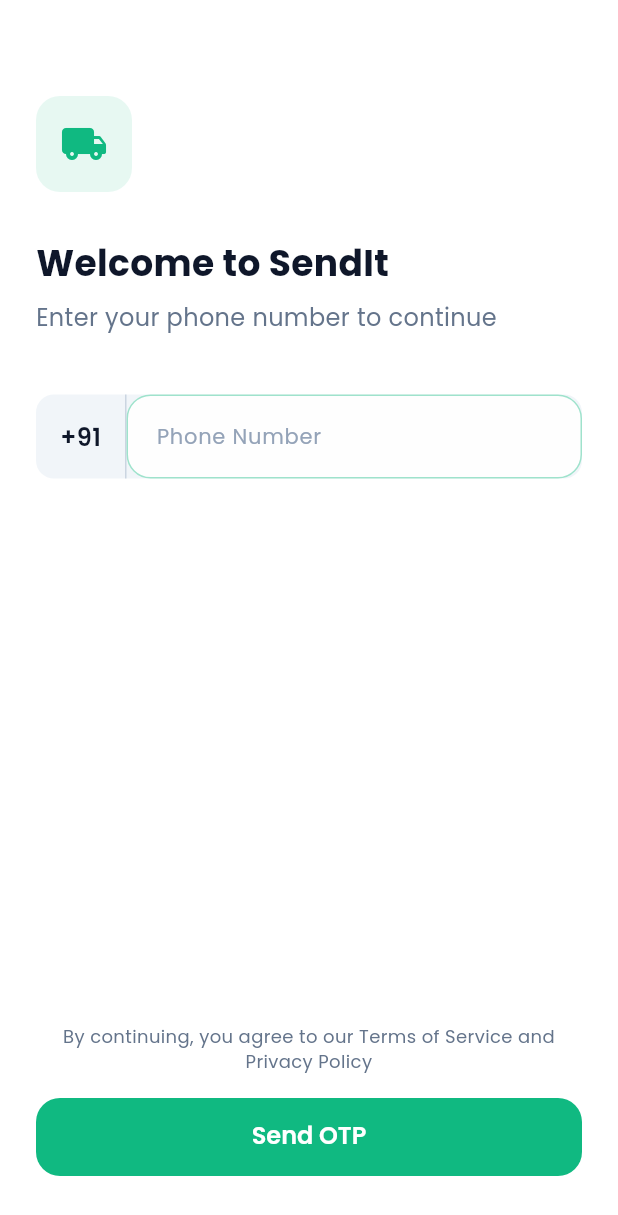
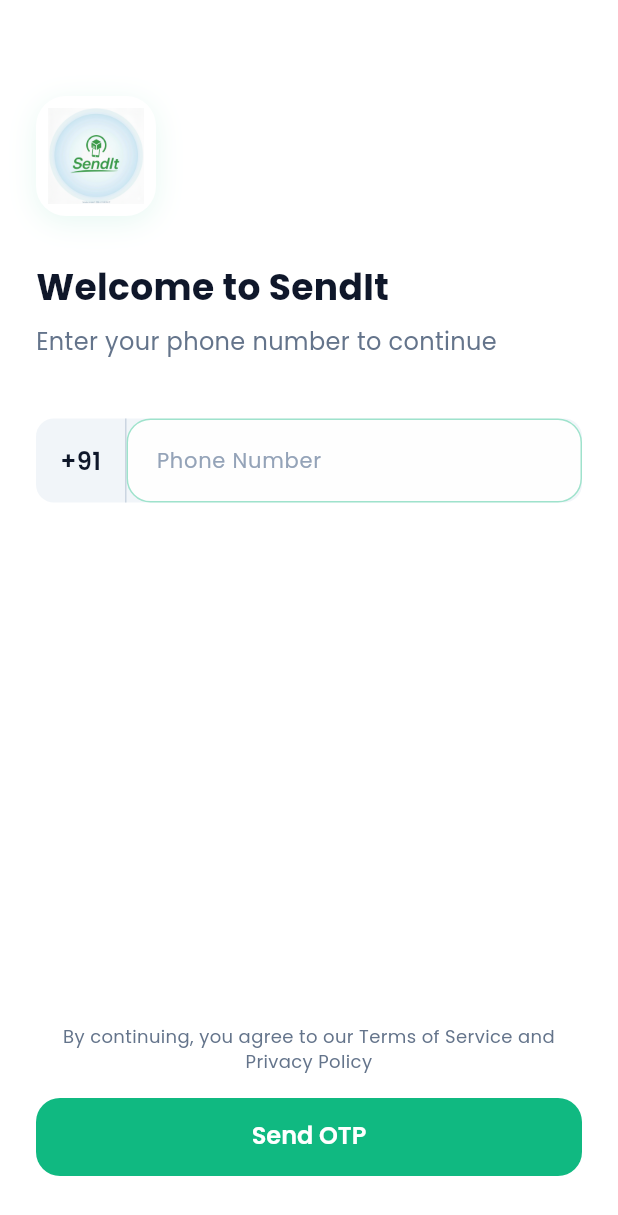
Before and after one commit to Nivs4796/SendIt, a Flutter app: the screen it shows after launch, after a tap on "Skip", on a phone screen of 412 x 824 dp. Shown: the top 1215 px of the screen. Run offline on Flutter 3.47's test engine with Material 3 defaults, Android fonts, the phone set to English and light mode, and no system bars; our stand-ins replace dio, flutter_spinkit, get, get_storage, google_fonts, pinput; accounts and stored records are empty.

Commit message:
feat(user-app): Add SendIt platform logo across auth screens
- Add logo.png to assets/images/
- Create AppAssets class for centralized asset paths
- Update SplashView with logo in glassmorphism container
- Update LoginView with logo instead of shipping icon
- Update OnboardingView first page with logo
- Configure pubspec.yaml to include assets folder

Co-Authored-By: Claude Opus 4.5 <noreply@anthropic.com>

```diff
--- /dev/null
+++ b/user_app/lib/app/core/constants/app_assets.dart
@@ -0,0 +1,22 @@
+/// SendIt User App Asset Paths
+class AppAssets {
+  AppAssets._();
+
+  // ============================================
+  // IMAGES
+  // ============================================
+  static const String _imagesPath = 'assets/images';
+
+  /// SendIt platform logo
+  static const String logo = '$_imagesPath/logo.png';
+
+  // ============================================
+  // ICONS (Future use)
+  // ============================================
+  static const String _iconsPath = 'assets/icons';
+
+  // ============================================
+  // ANIMATIONS (Future use)
+  // ============================================
+  static const String _animationsPath = 'assets/animations';
+}
--- a/user_app/lib/app/modules/auth/views/login_view.dart
+++ b/user_app/lib/app/modules/auth/views/login_view.dart
@@ -4,6 +4,7 @@ import 'package:get/get.dart';
 import '../../../core/theme/app_colors.dart';
 import '../../../core/theme/app_text_styles.dart';
 import '../../../core/constants/app_constants.dart';
+import '../../../core/constants/app_assets.dart';
 import '../controllers/auth_controller.dart';
 
 class LoginView extends GetView<AuthController> {
@@ -31,18 +32,25 @@ class LoginView extends GetView<AuthController> {
                 crossAxisAlignment: CrossAxisAlignment.start,
                 children: [
                   const SizedBox(height: 40),
-                  // Logo
+                  // SendIt Logo
                   Container(
-                    width: 64,
-                    height: 64,
+                    width: 80,
+                    height: 80,
                     decoration: BoxDecoration(
-                      color: AppColors.primary.withValues(alpha: 0.1),
-                      borderRadius: BorderRadius.circular(16),
+                      color: AppColors.white,
+                      borderRadius: BorderRadius.circular(20),
+                      boxShadow: [
+                        BoxShadow(
+                          color: AppColors.primary.withValues(alpha: 0.1),
+                          blurRadius: 16,
+                          offset: const Offset(0, 4),
+                        ),
+                      ],
                     ),
-                    child: const Icon(
-                      Icons.local_shipping_rounded,
-                      size: 32,
-                      color: AppColors.primary,
+                    padding: const EdgeInsets.all(8),
+                    child: Image.asset(
+                      AppAssets.logo,
+                      fit: BoxFit.contain,
                     ),
                   ),
                   const SizedBox(height: 32),
--- a/user_app/lib/app/modules/auth/views/onboarding_view.dart
+++ b/user_app/lib/app/modules/auth/views/onboarding_view.dart
@@ -2,6 +2,7 @@ import 'package:flutter/material.dart';
 import 'package:get/get.dart';
 import '../../../core/theme/app_colors.dart';
 import '../../../core/theme/app_text_styles.dart';
+import '../../../core/constants/app_assets.dart';
 import '../controllers/auth_controller.dart';
 
 class OnboardingView extends GetView<AuthController> {
@@ -14,16 +15,16 @@ class OnboardingView extends GetView<AuthController> {
 
     final pages = [
       _OnboardingPage(
-        icon: Icons.local_shipping_rounded,
-        title: 'Fast Delivery',
-        description: 'Get your packages delivered quickly and safely with our reliable delivery network.',
+        imagePath: AppAssets.logo,
+        title: 'Welcome to SendIt',
+        description: 'Your trusted partner for fast, reliable package delivery across the city.',
         color: AppColors.primary,
       ),
       _OnboardingPage(
         icon: Icons.location_on_rounded,
         title: 'Real-Time Tracking',
         description: 'Track your delivery in real-time and know exactly when it will arrive.',
-        color: AppColors.secondary,
+        color: AppColors.info,
       ),
       _OnboardingPage(
         icon: Icons.security_rounded,
@@ -111,13 +112,15 @@ class OnboardingView extends GetView<AuthController> {
 }
 
 class _OnboardingPage extends StatelessWidget {
-  final IconData icon;
+  final IconData? icon;
+  final String? imagePath;
   final String title;
   final String description;
   final Color color;
 
   const _OnboardingPage({
-    required this.icon,
+    this.icon,
+    this.imagePath,
     required this.title,
     required this.description,
     required this.color,
@@ -131,17 +134,25 @@ class _OnboardingPage extends StatelessWidget {
         mainAxisAlignment: MainAxisAlignment.center,
         children: [
           Container(
-            width: 160,
-            height: 160,
+            width: 180,
+            height: 180,
             decoration: BoxDecoration(
               color: color.withValues(alpha: 0.1),
               shape: BoxShape.circle,
             ),
-            child: Icon(
-              icon,
-              size: 80,
-              color: color,
-            ),
+            child: imagePath != null
+                ? Padding(
+                    padding: const EdgeInsets.all(24),
+                    child: Image.asset(
+                      imagePath!,
+                      fit: BoxFit.contain,
+                    ),
+                  )
+                : Icon(
+                    icon,
+                    size: 80,
+                    color: color,
+                  ),
           ),
           const SizedBox(height: 48),
           Text(
--- a/user_app/lib/app/modules/auth/views/splash_view.dart
+++ b/user_app/lib/app/modules/auth/views/splash_view.dart
@@ -2,7 +2,7 @@ import 'package:flutter/material.dart';
 import 'package:get/get.dart';
 import 'package:flutter_spinkit/flutter_spinkit.dart';
 import '../../../core/theme/app_colors.dart';
-import '../../../core/theme/app_text_styles.dart';
+import '../../../core/constants/app_assets.dart';
 import '../controllers/auth_controller.dart';
 
 class SplashView extends GetView<AuthController> {
@@ -16,53 +16,37 @@ class SplashView extends GetView<AuthController> {
     });
 
     return Scaffold(
-      backgroundColor: AppColors.primary,
+      backgroundColor: AppColors.background,
       body: Center(
         child: Column(
           mainAxisAlignment: MainAxisAlignment.center,
           children: [
-            // Logo
+            // SendIt Logo
             Container(
-              width: 120,
-              height: 120,
+              width: 180,
+              height: 180,
               decoration: BoxDecoration(
                 color: AppColors.white,
-                borderRadius: BorderRadius.circular(30),
+                borderRadius: BorderRadius.circular(40),
                 boxShadow: [
                   BoxShadow(
-                    color: Colors.black.withValues(alpha: 0.1),
-                    blurRadius: 20,
+                    color: AppColors.primary.withValues(alpha: 0.15),
+                    blurRadius: 30,
                     offset: const Offset(0, 10),
                   ),
                 ],
               ),
-              child: const Icon(
-                Icons.local_shipping_rounded,
-                size: 60,
-                color: AppColors.primary,
-              ),
-            ),
-            const SizedBox(height: 24),
-            // App Name
-            Text(
-              'SendIt',
-              style: AppTextStyles.h1.copyWith(
-                color: AppColors.white,
-                fontSize: 36,
-              ),
-            ),
-            const SizedBox(height: 8),
-            Text(
-              'Deliver with Ease',
-              style: AppTextStyles.bodyLarge.copyWith(
-                color: AppColors.white.withValues(alpha: 0.8),
+              padding: const EdgeInsets.all(16),
+              child: Image.asset(
+                AppAssets.logo,
+                fit: BoxFit.contain,
               ),
             ),
             const SizedBox(height: 48),
             // Loading indicator
-            const SpinKitThreeBounce(
-              color: AppColors.white,
-              size: 24,
+            SpinKitThreeBounce(
+              color: AppColors.primary,
+              size: 28,
             ),
           ],
         ),
--- a/user_app/pubspec.yaml
+++ b/user_app/pubspec.yaml
@@ -63,3 +63,6 @@ dev_dependencies:
 
 flutter:
   uses-material-design: true
+
+  assets:
+    - assets/images/
```
Also changed, not shown: user_app/assets/images/logo.png (added).
